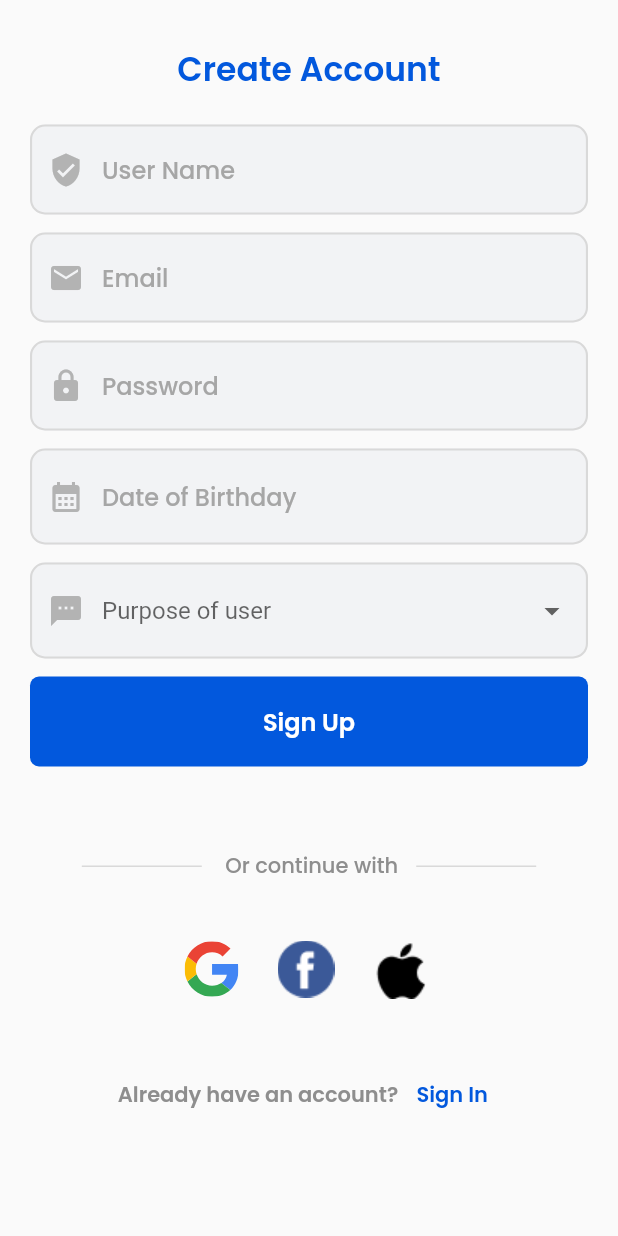
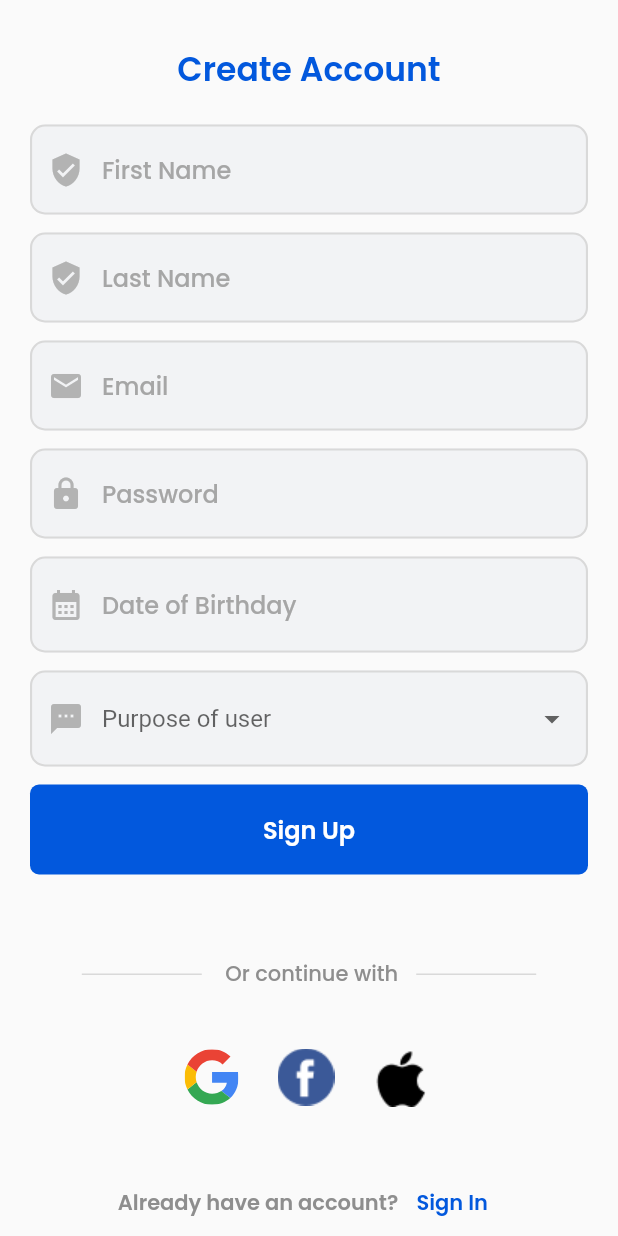
Before and after one commit to Ishara71213/visionmate, a Flutter app: the SignUpScreen screen opened directly, on a phone screen of 412 x 824 dp. Run offline on Flutter 3.47's test engine with Material 2 defaults, Android fonts, the phone set to English and light mode, and no system bars; our stand-ins replace bloc, cloud_firestore, equatable, firebase_auth, firebase_core, flutter_bloc and 13 more; missing offline and left inert: dart:ffi, flutter_polyline_points; accounts and stored records are empty; project files that could hold a hidden picture were left out.

Commit message:
user entity changes

```diff
--- a/lib/features/auth/domain/entities/user_entity.dart
+++ b/lib/core/common/domain/entities/user_entity.dart
@@ -2,25 +2,38 @@ import 'package:equatable/equatable.dart';
 import 'package:visionmate/core/constants/user_types.dart';
 
 class UserEntity extends Equatable {
-  final String? name;
+  final String? firstName;
+  final String? lastName;
   final String? email;
   final String? uid;
   final String? dob;
   final String? status;
   final String? password;
+  final String? imageUrl;
   final String? userType;
 
   const UserEntity(
-      {this.name,
+      {this.firstName,
+      this.lastName,
       this.email,
       this.uid,
       this.dob,
       this.status,
       this.password,
+      this.imageUrl,
       this.userType});
 
   @override
   // to compair value equality of an instant
-  List<Object?> get props =>
-      [name, email, uid, dob, status, password, userType];
+  List<Object?> get props => [
+        firstName,
+        lastName,
+        email,
+        uid,
+        dob,
+        status,
+        password,
+        userType,
+        imageUrl
+      ];
 }
--- a/lib/core/util/functions/navigator_handler.dart
+++ b/lib/core/util/functions/navigator_handler.dart
@@ -4,7 +4,7 @@ import 'package:visionmate/config/routes/route_const.dart';
 import 'package:visionmate/core/constants/user_types.dart';
 import 'package:visionmate/core/util/functions/route_name_comparison.dart';
 import 'package:visionmate/core/util/functions/text_to_speech_helper.dart';
-import 'package:visionmate/features/auth/domain/entities/user_entity.dart';
+import 'package:visionmate/core/common/domain/entities/user_entity.dart';
 import 'package:visionmate/features/auth/presentation/bloc/auth/auth_cubit.dart';
 import 'package:visionmate/features/auth/presentation/bloc/user/cubit/user_cubit.dart';
 
--- a/lib/features/auth/data/data_sources/remote/firebase_remote_data_source.dart
+++ b/lib/features/auth/data/data_sources/remote/firebase_remote_data_source.dart
@@ -1,4 +1,4 @@
-import 'package:visionmate/features/auth/domain/entities/user_entity.dart';
+import 'package:visionmate/core/common/domain/entities/user_entity.dart';
 
 abstract class FirebaseRemoteDataSource {
   Future<bool> isSignIn();
--- a/lib/features/auth/data/repository_impl/firebase_repository_impl.dart
+++ b/lib/features/auth/data/repository_impl/firebase_repository_impl.dart
@@ -1,5 +1,5 @@
 import 'package:visionmate/features/auth/data/data_sources/remote/firebase_remote_data_source.dart';
-import 'package:visionmate/features/auth/domain/entities/user_entity.dart';
+import 'package:visionmate/core/common/domain/entities/user_entity.dart';
 import 'package:visionmate/features/auth/domain/repository/firebase_repository.dart';
 
 class FirebaseRepositoryImpl extends FirebaseRepository {
--- a/lib/features/auth/domain/repository/firebase_repository.dart
+++ b/lib/features/auth/domain/repository/firebase_repository.dart
@@ -1,4 +1,4 @@
-import 'package:visionmate/features/auth/domain/entities/user_entity.dart';
+import 'package:visionmate/core/common/domain/entities/user_entity.dart';
 
 abstract class FirebaseRepository {
   Future<bool> isSignIn();
--- a/lib/features/auth/domain/usecases/get_create_current_user_usecase.dart
+++ b/lib/features/auth/domain/usecases/get_create_current_user_usecase.dart
@@ -1,4 +1,4 @@
-import 'package:visionmate/features/auth/domain/entities/user_entity.dart';
+import 'package:visionmate/core/common/domain/entities/user_entity.dart';
 import 'package:visionmate/features/auth/domain/repository/firebase_repository.dart';
 
 class GetCreateCurrentUserUsecase {
--- a/lib/features/auth/domain/usecases/get_current_user_by_uid_usecase.dart
+++ b/lib/features/auth/domain/usecases/get_current_user_by_uid_usecase.dart
@@ -1,4 +1,4 @@
-import 'package:visionmate/features/auth/domain/entities/user_entity.dart';
+import 'package:visionmate/core/common/domain/entities/user_entity.dart';
 import 'package:visionmate/features/auth/domain/repository/firebase_repository.dart';
 
 class GetCurrentUserByUidUsecase {
--- a/lib/features/auth/domain/usecases/sign_in_usecase.dart
+++ b/lib/features/auth/domain/usecases/sign_in_usecase.dart
@@ -1,4 +1,4 @@
-import 'package:visionmate/features/auth/domain/entities/user_entity.dart';
+import 'package:visionmate/core/common/domain/entities/user_entity.dart';
 import 'package:visionmate/features/auth/domain/repository/firebase_repository.dart';
 
 class SignInUsecase {
--- a/lib/features/auth/domain/usecases/sign_up_usecase.dart
+++ b/lib/features/auth/domain/usecases/sign_up_usecase.dart
@@ -1,4 +1,4 @@
-import 'package:visionmate/features/auth/domain/entities/user_entity.dart';
+import 'package:visionmate/core/common/domain/entities/user_entity.dart';
 import 'package:visionmate/features/auth/domain/repository/firebase_repository.dart';
 
 class SignUpUsecase {
--- a/lib/features/auth/presentation/bloc/user/cubit/user_cubit.dart
+++ b/lib/features/auth/presentation/bloc/user/cubit/user_cubit.dart
@@ -3,7 +3,7 @@ import 'dart:io';
 import 'package:bloc/bloc.dart';
 import 'package:equatable/equatable.dart';
 import 'package:flutter/material.dart';
-import 'package:visionmate/features/auth/domain/entities/user_entity.dart';
+import 'package:visionmate/core/common/domain/entities/user_entity.dart';
 import 'package:visionmate/features/auth/domain/usecases/get_create_current_user_usecase.dart';
 import 'package:visionmate/features/auth/domain/usecases/get_current_uid_usecase.dart';
 import 'package:visionmate/features/auth/domain/usecases/get_current_user_by_uid_usecase.dart';
--- a/lib/features/auth/presentation/screens/sign_in_screen.dart
+++ b/lib/features/auth/presentation/screens/sign_in_screen.dart
@@ -7,7 +7,7 @@ import 'package:visionmate/core/constants/states.dart';
 import 'package:visionmate/core/util/functions/navigator_handler.dart';
 import 'package:visionmate/core/widgets/button_widgets/button_widgets_library.dart';
 import 'package:visionmate/core/widgets/input_widgets/input_widgets_library.dart';
-import 'package:visionmate/features/auth/domain/entities/user_entity.dart';
+import 'package:visionmate/core/common/domain/entities/user_entity.dart';
 import 'package:visionmate/features/auth/presentation/bloc/auth/auth_cubit.dart';
 import 'package:visionmate/features/auth/presentation/bloc/user/cubit/user_cubit.dart';
 
--- a/lib/features/auth/presentation/screens/sign_up_screen.dart
+++ b/lib/features/auth/presentation/screens/sign_up_screen.dart
@@ -7,7 +7,7 @@ import 'package:visionmate/core/constants/states.dart';
 import 'package:visionmate/core/constants/user_types.dart';
 import 'package:visionmate/core/util/functions/navigator_handler.dart';
 import 'package:visionmate/core/widgets/button_widgets/button_widgets_library.dart';
-import 'package:visionmate/features/auth/domain/entities/user_entity.dart';
+import 'package:visionmate/core/common/domain/entities/user_entity.dart';
 import 'package:visionmate/features/auth/presentation/bloc/auth/auth_cubit.dart';
 import 'package:visionmate/features/auth/presentation/bloc/user/cubit/user_cubit.dart';
 import 'package:visionmate/core/widgets/widgets_library.dart';
@@ -21,7 +21,9 @@ class SignUpScreen extends StatefulWidget {
 
 class _SignUpScreenState extends State<SignUpScreen> {
   final GlobalKey<FormState> formKeySignUp = GlobalKey<FormState>();
-  final TextEditingController _userNameController = TextEditingController();
+  final TextEditingController _userFirstNameController =
+      TextEditingController();
+  final TextEditingController _userLastNameController = TextEditingController();
   final TextEditingController _emailController = TextEditingController();
   final TextEditingController _passwordController = TextEditingController();
   final TextEditingController _dateOfBirthController = TextEditingController();
@@ -38,7 +40,8 @@ class _SignUpScreenState extends State<SignUpScreen> {
 
   @override
   void dispose() {
-    _userNameController.dispose();
+    _userFirstNameController.dispose();
+    _userLastNameController.dispose();
     _emailController.dispose();
     _passwordController.dispose();
     _dateOfBirthController.dispose();
@@ -81,9 +84,17 @@ class _SignUpScreenState extends State<SignUpScreen> {
                             Padding(
                                 padding: const EdgeInsets.only(bottom: 12.0),
                                 child: TextFormInput(
-                                  fieldName: "User Name",
-                                  controller: _userNameController,
-                                  hintText: "User Name",
+                                  fieldName: "First Name",
+                                  controller: _userFirstNameController,
+                                  hintText: "First Name",
+                                  prefixIcon: const Icon(Icons.verified_user),
+                                )),
+                            Padding(
+                                padding: const EdgeInsets.only(bottom: 12.0),
+                                child: TextFormInput(
+                                  fieldName: "Last Name",
+                                  controller: _userLastNameController,
+                                  hintText: "Last Name",
                                   prefixIcon: const Icon(Icons.verified_user),
                                 )),
                             Padding(
@@ -256,7 +267,8 @@ class _SignUpScreenState extends State<SignUpScreen> {
   void submitSignUp(context) async {
     await BlocProvider.of<UserCubit>(context).submitSignUp(
         user: UserEntity(
-            name: _userNameController.text,
+            firstName: _userFirstNameController.text,
+            lastName: _userLastNameController.text,
             email: _emailController.text,
             password: _passwordController.text,
             dob: _dateOfBirthController.text,
```
Also changed, not shown: lib/core/common/data/models/user_model.dart (+25 -5 lines), lib/features/app_features/presentation/screens/profile_screen.dart (+17 -1 lines), lib/features/auth/data/data_sources/remote/firebase_remote_data_source_impl.dart (+10 -4 lines), lib/features/userInfoSetup/data/data_sources/remote/user_info_firebase_remote_data_source_impl.dart (+7 -3 lines).
